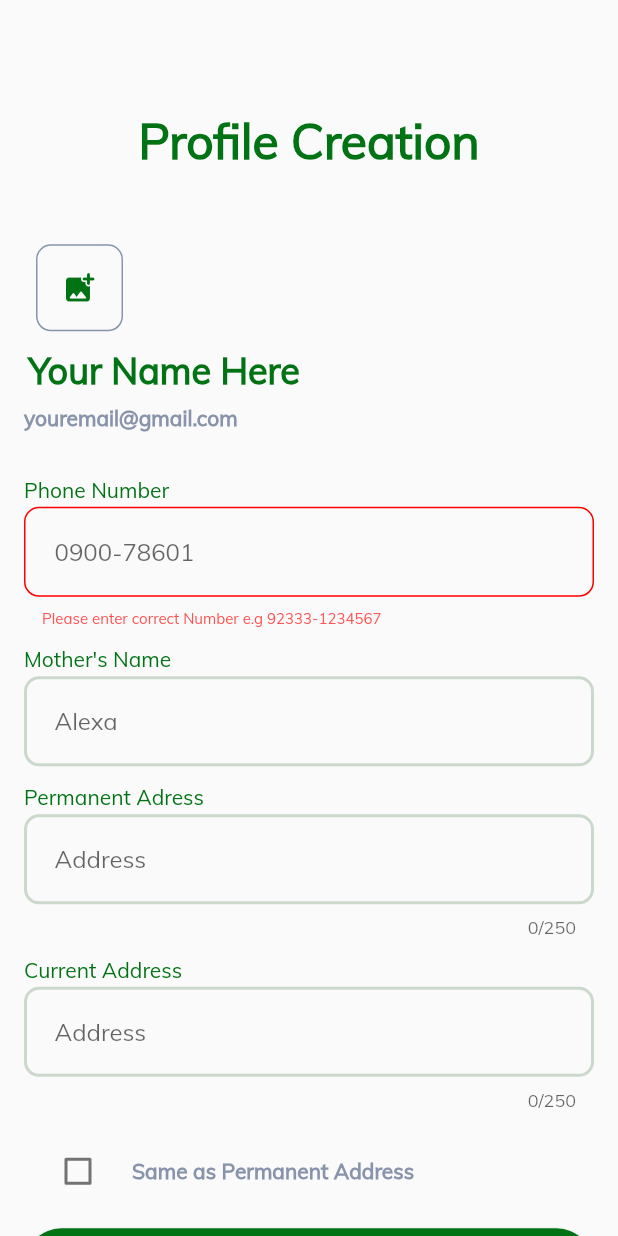
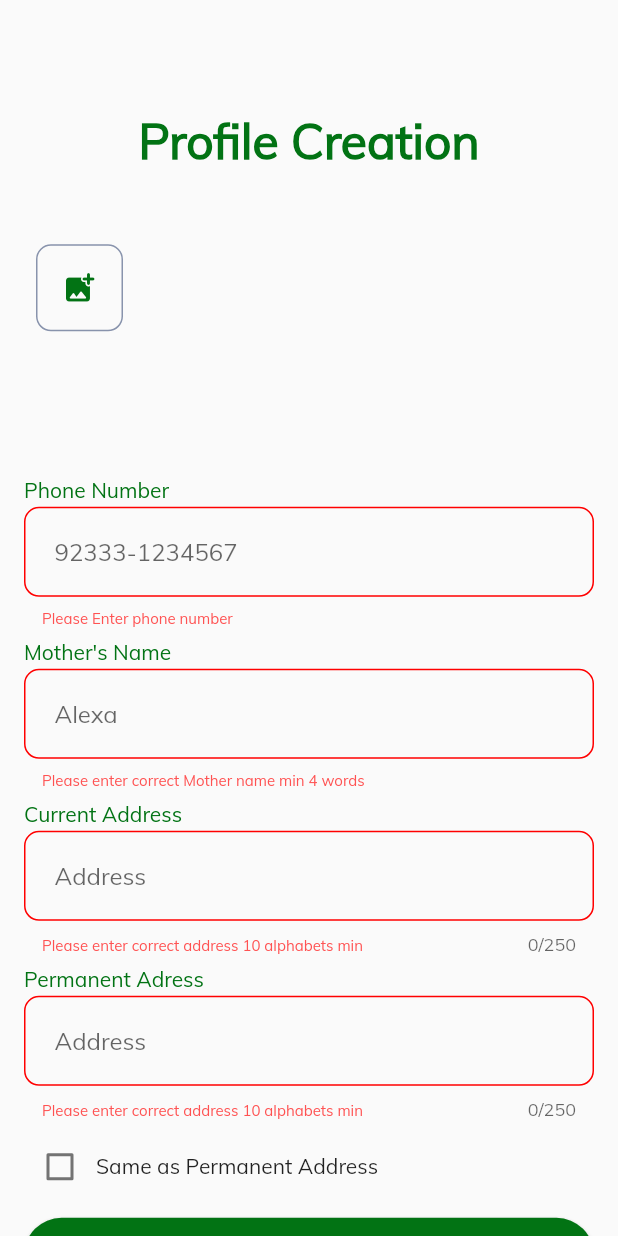
Before and after one commit to codewithumar/E_Voting, a Flutter app: the CreateProfileStream widget shown alone on an empty page, opened directly with empty values, after a tap on "Create Profile", on a phone screen of 412 x 824 dp. Run offline on Flutter 3.47's test engine with Material 2 defaults, Android fonts, the phone set to English and light mode, and no system bars; our stand-ins replace cloud_firestore, email_validator, file_picker, firebase_auth, firebase_core, firebase_storage and 1 more; accounts and stored records are empty.

Commit message:
Phase 1 Reviews suggestion  completed

```diff
--- a/lib/models/user_data.dart
+++ b/lib/models/user_data.dart
@@ -51,7 +51,4 @@ class UserData {
         currAddress: json['currAddress'],
         url: json['dpURL'],
       );
-
-  //! ALERT: These functions are not related to Models, Should be moved to FirestoreService
-
 }
--- a/lib/providers/firebase_auth_provider.dart
+++ b/lib/providers/firebase_auth_provider.dart
@@ -31,7 +31,7 @@ class FirebaseAuthProvider with ChangeNotifier {
   }
 
   Future<void> signupwithEmailandPassword(String email, String password) async {
-    // _isLoading = true;
+    _isLoading = true;
 
     try {
       await _authservices.signupWithEmailAndPassword(email, password);
--- a/lib/screens/create_profile_screen.dart
+++ b/lib/screens/create_profile_screen.dart
@@ -20,7 +20,8 @@ import 'package:e_voting/services/firestore_service.dart';
 import 'package:e_voting/widgets/signup_login_button.dart';
 
 class CreateProfile extends StatefulWidget {
-  const CreateProfile({super.key});
+  const CreateProfile(this._name, {super.key});
+  final String _name;
 
   @override
   State<CreateProfile> createState() => _CreateProfileState();
@@ -43,7 +44,10 @@ class _CreateProfileState extends State<CreateProfile> {
               snapshot.connectionState == ConnectionState.done) {
             if (snapshot.hasData) {
               final users = snapshot.data!;
-              return CreateProfileStream(users);
+              return CreateProfileStream(
+                users,
+                widget._name,
+              );
             }
           } else {
             return const Center(
@@ -59,9 +63,11 @@ class _CreateProfileState extends State<CreateProfile> {
 
 class CreateProfileStream extends StatefulWidget {
   CreateProfileStream(
-    this.users, {
+    this.users,
+    this._name, {
     Key? key,
   }) : super(key: key);
+  final String _name;
 
   List<UserData> users;
 
@@ -70,18 +76,18 @@ class CreateProfileStream extends StatefulWidget {
 }
 
 class _CreateProfileStreamState extends State<CreateProfileStream> {
-  late double height = MediaQuery.of(context).size.height;
+  File? _file;
+  bool _checkBoxValue = false;
+  final _createprofileformkey = GlobalKey<FormState>();
+
   final TextEditingController _phonecontroller = TextEditingController();
+  TextEditingController _currentaddresscontroller = TextEditingController();
   final TextEditingController _mothernamecontroller = TextEditingController();
-  TextEditingController _currentaddresscontroller = TextEditingController();
   TextEditingController _permanentaddresscontroller = TextEditingController();
-  //! ALERT: Late keyword used badly. No use of late keyword here
-  final _createprofileformkey = GlobalKey<FormState>();
-  bool _checkBoxValue = false;
-  File? _file;
 
   @override
   Widget build(BuildContext context) {
+    double height = MediaQuery.of(context).size.height;
     return Form(
       key: _createprofileformkey,
       child: SingleChildScrollView(
@@ -149,13 +155,13 @@ class _CreateProfileStreamState extends State<CreateProfileStream> {
                     ),
                   ),
                 ),
-                const Padding(
-                  padding: EdgeInsets.all(3.0),
+                Padding(
+                  padding: const EdgeInsets.all(3.0),
                   child: Align(
                     alignment: Alignment.centerLeft,
                     child: Text(
-                      "Your Name Here",
-                      style: TextStyle(
+                      widget._name,
+                      style: const TextStyle(
                         fontSize: 24,
                         fontWeight: FontWeight.bold,
                         color: Color(0xff027314),
@@ -163,13 +169,13 @@ class _CreateProfileStreamState extends State<CreateProfileStream> {
                     ),
                   ),
                 ),
-                const Padding(
-                  padding: EdgeInsets.fromLTRB(0, 5, 0, 30),
+                Padding(
+                  padding: const EdgeInsets.fromLTRB(5, 5, 3, 30),
                   child: Align(
                     alignment: Alignment.centerLeft,
                     child: Text(
-                      "youremail@gmail.com",
-                      style: TextStyle(
+                      FirebaseAuth.instance.currentUser!.email.toString(),
+                      style: const TextStyle(
                         fontSize: 14,
                         fontWeight: FontWeight.bold,
                         color: Constants.greyColor,
@@ -179,61 +185,58 @@ class _CreateProfileStreamState extends State<CreateProfileStream> {
                 ),
                 InputField(
                   labeltext: 'Phone Number',
-                  hintText: '0900-78601',
+                  hintText: '92333-1234567',
                   controller: _phonecontroller,
                   fieldmessage: FieldMsgs.phone,
+                  errormessage: "Please Enter phone number",
                 ),
                 InputField(
                   labeltext: "Mother's Name",
                   hintText: "Alexa",
                   controller: _mothernamecontroller,
                   fieldmessage: FieldMsgs.name,
+                  errormessage: "Please enter correct Mother name min 4 words",
+                ),
+                InputField(
+                  labeltext: 'Current Address',
+                  hintText: 'Address',
+                  controller: _currentaddresscontroller,
+                  fieldmessage: FieldMsgs.address,
+                  errormessage: "Please enter correct address 10 alphabets min",
                 ),
                 InputField(
                   labeltext: 'Permanent Adress',
                   hintText: 'Address',
                   controller: _permanentaddresscontroller,
                   fieldmessage: FieldMsgs.address,
+                  errormessage: "Please enter correct address 10 alphabets min",
                 ),
-                InputField(
-                  labeltext: 'Current Address',
-                  hintText: 'Address',
-                  controller: _currentaddresscontroller,
-                  fieldmessage: FieldMsgs.address,
-                ),
-                SizedBox(
-                  child: CheckboxListTile(
-                    title: const Text(
-                      'Same as Permanent Address',
-                      style: TextStyle(
-                        fontSize: 14,
-                        fontWeight: FontWeight.bold,
-                        color: Constants.greyColor,
-                      ),
-                    ),
-                    checkColor: Colors.white,
-                    selectedTileColor: Constants.lightGreen,
-                    activeColor: Constants.lightGreen,
+                Row(
+                  children: [
+                    Checkbox(
                       value: _checkBoxValue,
+                      checkColor: Constants.textcolor,
                       onChanged: (newValue) {
+                        _checkBoxValue = newValue!;
                         setState(
                           () {
-                          log(_checkBoxValue.toString());
-                          _checkBoxValue = newValue!;
+                            log(" in setstate ${_checkBoxValue.toString()}");
                             if (_checkBoxValue == true) {
                               _permanentaddresscontroller =
                                   _currentaddresscontroller;
                             } else {
                               _currentaddresscontroller = TextEditingController(
                                   text: _currentaddresscontroller.text);
-                            _permanentaddresscontroller = TextEditingController(
+                              _permanentaddresscontroller =
+                                  TextEditingController(
                                       text: _permanentaddresscontroller.text);
                             }
                           },
                         );
                       },
-                    controlAffinity: ListTileControlAffinity.leading,
                     ),
+                    const Text("Same as Permanent Address")
+                  ],
                 ),
                 SignupLoginButton(
                   isLoading: false,
--- a/lib/screens/signup_screen.dart
+++ b/lib/screens/signup_screen.dart
@@ -30,7 +30,8 @@ enum FieldMsgs {
   password,
   address,
   errormsgicon,
-  successmsgicon
+  successmsgicon,
+  mothername
 }
 
 class _SignUpScreenState extends State<SignUpScreen> {
@@ -93,6 +94,7 @@ class _SignUpScreenState extends State<SignUpScreen> {
                     hintText: 'Enter Your Name',
                     controller: _namecontroller,
                     errormessage: "Please enter valid name",
+                    fieldmessage: FieldMsgs.name,
                   ),
                   InputField(
                     labeltext: 'CNIC',
@@ -103,10 +105,11 @@ class _SignUpScreenState extends State<SignUpScreen> {
                   ),
                   InputField(
                     labeltext: 'Date of Expiry',
-                    hintText: '- - / - - - -',
+                    hintText: '- - /- - / - - - -',
                     controller: _doecontroller,
                     errormessage: "Enter valid date",
                     fieldmessage: FieldMsgs.doe,
+                    readOnly: true,
                   ),
                   InputField(
                     labeltext: 'Email',
@@ -199,7 +202,9 @@ class _SignUpScreenState extends State<SignUpScreen> {
     FirestoreServices.savePassToFirestore(docUser);
     Navigator.of(context).pushAndRemoveUntil(
       MaterialPageRoute(
-        builder: (context) => const CreateProfile(),
+        builder: (context) => CreateProfile(
+          _namecontroller.text,
+        ),
       ),
       (route) => false,
     );
--- a/lib/widgets/input_field.dart
+++ b/lib/widgets/input_field.dart
@@ -53,8 +53,30 @@ class _InputFieldState extends State<InputField> {
                     widget.fieldmessage == FieldMsgs.doe ||
                     widget.fieldmessage == FieldMsgs.phone)
                 ? TextInputType.number
-                : TextInputType.text,
+                : (widget.fieldmessage == FieldMsgs.email)
+                    ? TextInputType.emailAddress
+                    : (widget.fieldmessage == FieldMsgs.name)
+                        ? TextInputType.name
+                        : TextInputType.text,
             controller: widget.controller,
+            onTap: (widget.fieldmessage == FieldMsgs.doe)
+                ? () async {
+                    DateTime? pickedDate = await showDatePicker(
+                      context: context,
+                      initialDate: DateTime.now(),
+                      firstDate: DateTime.now(),
+                      lastDate: DateTime(2032, 12, 31),
+                    );
+                    if (pickedDate != null) {
+                      setState(
+                        () {
+                          widget.controller!.text =
+                              DateFormat('dd/MM/yyyy').format(pickedDate);
+                        },
+                      );
+                    }
+                  }
+                : () {},
             inputFormatters: (widget.fieldmessage == FieldMsgs.cnic)
                 ? [
                     LengthLimitingTextInputFormatter(15),
@@ -66,30 +88,6 @@ class _InputFieldState extends State<InputField> {
                     : [],
             readOnly: (widget.readOnly == true) ? true : false,
             decoration: InputDecoration(
-              suffixIcon: (widget.fieldmessage == FieldMsgs.doe)
-                  ? IconButton(
-                      icon: const Icon(
-                        Icons.calendar_month,
-                        color: Constants.lightGreen,
-                      ),
-                      onPressed: () async {
-                        DateTime? pickedDate = await showDatePicker(
-                          context: context,
-                          initialDate: DateTime.now(),
-                          firstDate: DateTime(2000),
-                          lastDate: DateTime(2032),
-                        );
-                        if (pickedDate != null) {
-                          setState(
-                            () {
-                              widget.controller!.text =
-                                  DateFormat('MM/yyyy').format(pickedDate);
-                            },
-                          );
-                        }
-                      },
-                    )
-                  : const Text(''),
               hintText: widget.hintText,
               labelStyle: const TextStyle(
                 fontSize: 14,
@@ -131,27 +129,35 @@ class _InputFieldState extends State<InputField> {
             ),
             maxLength: (widget.fieldmessage == FieldMsgs.address) ? 250 : null,
             validator: (value) {
-              if (widget.fieldmessage == null && value!.isEmpty) {
-                log("1");
+              if (value!.isEmpty) {
+                log("All xEmpty field validation error");
                 return widget.errormessage;
               } else if (widget.fieldmessage == FieldMsgs.cnic &&
-                  (value!.length != 15 ||
+                  (value.length != 15 ||
                       value.isEmpty ||
                       value[5] != '-' ||
                       value[13] != '-')) {
-                log("2");
+                log("Cnic validation error");
                 return "Please enter correct formate 33333-1234567-8";
               } else if (widget.fieldmessage == FieldMsgs.phone &&
-                  (value!.length != 13 || value.isEmpty || value[5] != '-')) {
-                log("3");
+                  (value.length != 13 || value.isEmpty || value[5] != '-')) {
+                log("phone validation error");
                 return "Please enter correct Number e.g 92333-1234567";
               } else if (widget.fieldmessage == FieldMsgs.doe &&
-                  (value!.isEmpty || value[2] != '/')) {
-                log("3");
+                  (value.isEmpty || value[2] != '/')) {
+                log("DOE validation error");
                 return "Please enter correct date";
               } else if (widget.fieldmessage == FieldMsgs.email &&
-                  !EmailValidator.validate(value!)) {
-                log("4");
+                  !EmailValidator.validate(value)) {
+                log("Email validation error");
+                return widget.errormessage;
+              } else if (widget.fieldmessage == FieldMsgs.address &&
+                  value.length < 10) {
+                log("address validation error");
+                return widget.errormessage;
+              } else if (widget.fieldmessage == FieldMsgs.mothername &&
+                  value.length < 4) {
+                log("Mothername validation error");
                 return widget.errormessage;
               }
               return null;
@@ -159,7 +165,7 @@ class _InputFieldState extends State<InputField> {
           ),
         ),
         const SizedBox(
-          height: 10,
+          height: 5,
         )
       ],
     );
--- a/lib/widgets/password_field.dart
+++ b/lib/widgets/password_field.dart
@@ -1,8 +1,5 @@
 // ignore_for_file: must_be_immutable
 import 'package:flutter/material.dart';
-
-import 'dart:developer';
-
 import 'package:e_voting/utils/constants.dart';
 
 class PasswordField extends StatefulWidget {
@@ -108,7 +105,7 @@ class _PasswordFieldState extends State<PasswordField> {
             ),
             validator: (value) {
               if (widget.fieldmessage == null && value!.isEmpty) {
-                log("1");
+                return widget.errormessage;
               } else if (value!.length < 8) {
                 return widget.errormessage;
               }
```
Lines whose indentation alone changed are shown as unchanged.
